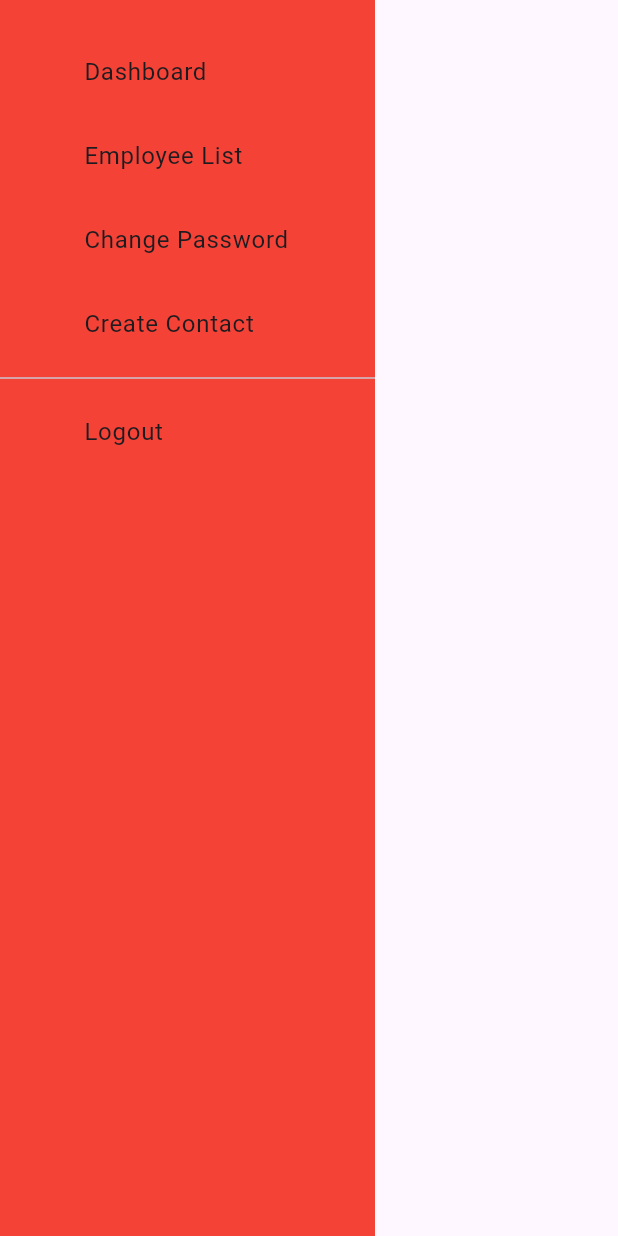
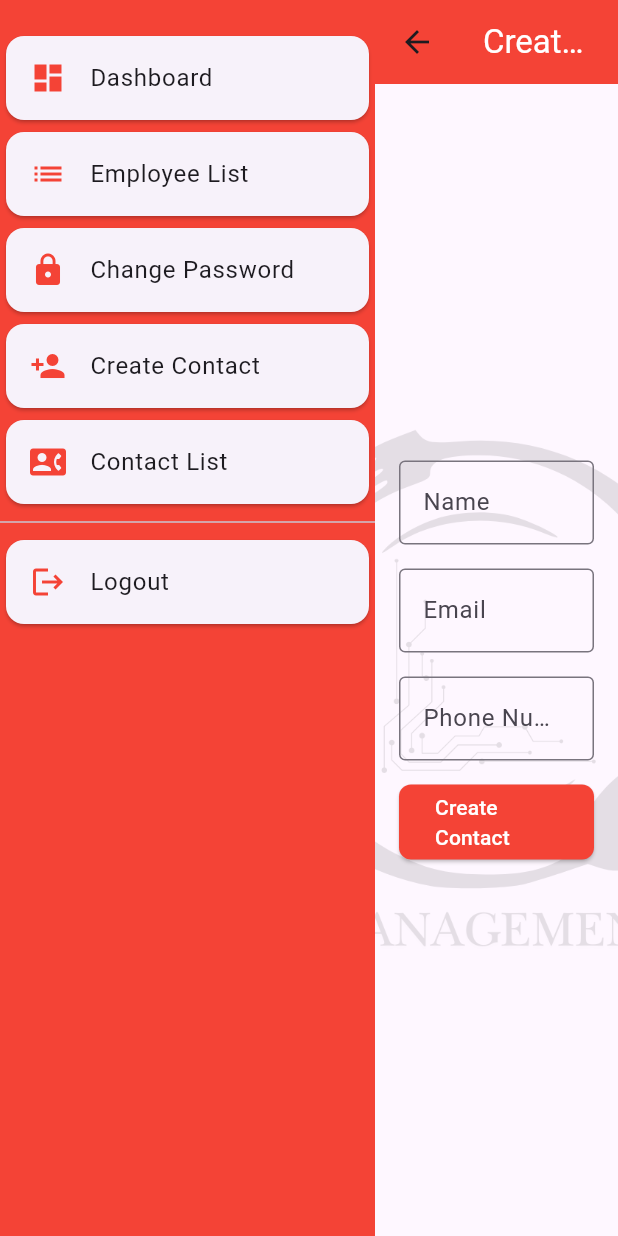
Before and after one commit to rojanparajuli/Restaurant-management-system, a Flutter app: the SideMenu screen opened directly, after a tap on "Create Contact", on a phone screen of 412 x 824 dp. Run offline on Flutter 3.47's test engine with Material 3 defaults, Android fonts, the phone set to English and light mode, and no system bars; our stand-ins replace flutter_bloc, image_picker, shared_preferences; accounts and stored records are empty; network calls fail.

Commit message:
contact creeate and get sucess

```diff
--- a/lib/api/api.dart
+++ b/lib/api/api.dart
@@ -2,7 +2,7 @@ class Api {
   // static const String baseUrl = 'http://127.0.0.1:8000/';
   // static const String mediaUrl = 'http://127.0.0.1:8000';
     static const String baseUrl = 'http://192.168.0.111:8002/';
-      static const String mediaUrl = 'http://192.168.0.111:8002';
+      static const String mediaUrl = 'http://192.168.0.111:8002/';
 
 
 }
--- a/lib/bloc/contact/contact_create_bloc.dart
+++ b/lib/bloc/contact/create/contact_create_bloc.dart
@@ -1,6 +1,6 @@
 import 'package:flutter_bloc/flutter_bloc.dart';
-import 'package:resturant/bloc/contact/contact_create_event.dart';
-import 'package:resturant/bloc/contact/contact_create_state.dart';
+import 'package:resturant/bloc/contact/create/contact_create_event.dart';
+import 'package:resturant/bloc/contact/create/contact_create_state.dart';
 import 'package:resturant/service/contact/create_contact_service.dart';
 
 
--- /dev/null
+++ b/lib/bloc/contact/list/contact_list_bloc.dart
@@ -0,0 +1,34 @@
+import 'package:flutter_bloc/flutter_bloc.dart';
+import 'package:resturant/bloc/contact/list/contact_list_event.dart';
+import 'package:resturant/bloc/contact/list/contact_list_state.dart';
+import 'package:resturant/models/contact/contact_list_model.dart';
+
+import 'package:resturant/service/contact/contact_list_service.dart';
+
+class ContactListBloc extends Bloc<ContactListEvent, ContactListState> {
+  final ContactListService contactListService;
+
+  List<ContactListModel> _allContacts = [];
+
+  ContactListBloc(this.contactListService) : super(ContactListInitial()) {
+    on<ContactListLoad>((event, emit) async {
+      emit(ContactListLoading());
+      try {
+        final response = await contactListService.getContactList();
+        _allContacts = response;
+        emit(ContactListSuccess(response));
+      } catch (error) {
+        emit(ContactListFailure(error.toString()));
+      }
+    });
+
+    on<ContactListSearch>((event, emit) {
+      final filteredContacts = _allContacts
+          .where((contact) =>
+              contact.name?.toLowerCase().contains(event.query.toLowerCase()) ??
+              false)
+          .toList();
+      emit(ContactSearchSuccess(filteredContacts));
+    });
+  }
+}
--- /dev/null
+++ b/lib/bloc/contact/list/contact_list_event.dart
@@ -0,0 +1,15 @@
+
+abstract class ContactListEvent {
+  List<Object?> get props => [];
+}
+
+class ContactListLoad extends ContactListEvent {}
+
+class ContactListSearch extends ContactListEvent {
+  final String query;
+
+  ContactListSearch(this.query);
+
+  @override
+  List<Object?> get props => [query];
+}
--- /dev/null
+++ b/lib/bloc/contact/list/contact_list_state.dart
@@ -0,0 +1,36 @@
+import 'package:resturant/models/contact/contact_list_model.dart';
+
+abstract class ContactListState  {
+  List<Object?> get props => [];
+}
+
+class ContactListInitial extends ContactListState {}
+
+class ContactListLoading extends ContactListState {}
+
+class ContactListSuccess extends ContactListState {
+  final List<ContactListModel> contactList;
+
+  ContactListSuccess(this.contactList);
+
+  @override
+  List<Object?> get props => [contactList];
+}
+
+class ContactListFailure extends ContactListState {
+  final String error;
+
+  ContactListFailure(this.error);
+
+  @override
+  List<Object?> get props => [error];
+}
+
+class ContactSearchSuccess extends ContactListState {
+  final List<ContactListModel> filteredContacts;
+
+  ContactSearchSuccess(this.filteredContacts);
+
+  @override
+  List<Object?> get props => [filteredContacts];
+}
--- a/lib/components/side_menu.dart
+++ b/lib/components/side_menu.dart
@@ -1,16 +1,14 @@
 import 'package:flutter/material.dart';
 import 'package:flutter_bloc/flutter_bloc.dart';
 import 'package:resturant/bloc/auth/auth_bloc.dart';
-import 'package:resturant/bloc/auth/auth_state.dart';
 import 'package:resturant/bloc/side_menu/side_menu_bloc.dart';
+import 'package:resturant/components/colors.dart';
 import 'package:resturant/screen/auth/change_password_view.dart';
+import 'package:resturant/screen/auth/login_view.dart';
 import 'package:resturant/screen/contact/contact_create_screen.dart';
+import 'package:resturant/screen/contact/contact_list_view.dart';
 import 'package:resturant/screen/dashboard/dashboard_view.dart';
-import 'package:resturant/screen/auth/login_view.dart';
 import 'package:resturant/screen/employee/users_list_view.dart';
-import 'package:resturant/components/colors.dart';
-import 'package:resturant/screen/add_user_view.dart';
-
 
 class SideMenu extends StatelessWidget {
   const SideMenu({super.key});
@@ -18,19 +16,7 @@ class SideMenu extends StatelessWidget {
   @override
   Widget build(BuildContext context) {
     return Scaffold(
-      body: BlocListener(
-        bloc: context.read<AuthBloc>(),
-        listener: (context, state) {
-          if (state is AuthError) {
-            ScaffoldMessenger.of(context).showSnackBar(
-              SnackBar(
-                content: Text(state.message),
-                backgroundColor: Colors.red,
-              ),
-            );
-          }
-        },
-        child: Row(
+      body: Row(
         children: [
           Container(
             width: 250,
@@ -39,45 +25,70 @@ class SideMenu extends StatelessWidget {
               crossAxisAlignment: CrossAxisAlignment.start,
               children: [
                 const SizedBox(height: 20),
-                  ListTile(
+                Card(
+                  child: ListTile(
                     leading: const Icon(Icons.dashboard, color: Colors.red),
                     title: const Text('Dashboard'),
                     onTap: () {
                       context.read<SideMenuCubit>().selectMenuItem(0);
                     },
                   ),
-                  ListTile(
+                ),
+                Card(
+                  child: ListTile(
                     leading: const Icon(Icons.list, color: Colors.red),
                     title: const Text('Employee List'),
                     onTap: () {
                       context.read<SideMenuCubit>().selectMenuItem(1);
                     },
                   ),
-                  ListTile(
+                ),
+                Card(
+                  child: ListTile(
                     leading: const Icon(Icons.lock, color: Colors.red),
                     title: const Text('Change Password'),
                     onTap: () {
                       context.read<SideMenuCubit>().selectMenuItem(2);
                     },
                   ),
-                  ListTile(
+                ),
+                Card(
+                  child: ListTile(
                     leading: const Icon(Icons.person_add, color: Colors.red),
                     title: const Text('Create Contact'),
                     onTap: () {
                       context.read<SideMenuCubit>().selectMenuItem(3);
                     },
                   ),
+                ),
+                Card(
+                  child: ListTile(
+                    leading: const Icon(Icons.contact_phone_rounded, color: Colors.red),
+                    title: const Text('Contact List'),
+                    onTap: () {
+                      context.read<SideMenuCubit>().selectMenuItem(4);
+                    },
+                  ),
+                ),
                 const Divider(),
-                  ListTile(
+                Card(
+                  child: ListTile(
                     leading: const Icon(Icons.logout, color: Colors.red),
                     title: const Text('Logout'),
                     onTap: () {
                       context.read<AuthBloc>().logout();
-                      Navigator.push(context, MaterialPageRoute(builder: (context) => const LoginScreen()));
-
-
-
-
+                      Navigator.pushReplacement(
+                        context,
+                        MaterialPageRoute(
+                          builder: (context) => const LoginScreen(),
+                        ),
+                      );
+                    },
+                  ),
+                ),
+              ],
+            ),
+          ),
           Expanded(
             child: BlocBuilder<SideMenuCubit, int>(
               builder: (context, selectedIndex) {
@@ -86,21 +97,16 @@ class SideMenu extends StatelessWidget {
                   const UserListScreen(),
                   ChangePasswordScreen(),
                   CreateContactScreen(),
-                    AddUserView(),
+                  ContactListView(),
                 ];
 
+                print("Selected Index: $selectedIndex"); // Debugging
                 return pages[selectedIndex];
               },
             ),
-            );
-                    },
-                  ),
-          ]
-        ),
           ),
         ],
-        )
-      )
+      ),
     );
   }
 }
--- /dev/null
+++ b/lib/models/contact/contact_list_model.dart
@@ -0,0 +1,37 @@
+import 'dart:convert';
+
+List<ContactListModel> contactListModelFromJson(String str) =>
+    List<ContactListModel>.from(
+        json.decode(str).map((x) => ContactListModel.fromJson(x)));
+
+String contactListModelToJson(List<ContactListModel> data) =>
+    json.encode(List<dynamic>.from(data.map((x) => x.toJson())));
+
+class ContactListModel {
+  int? id;
+  String? name;
+  String? email;
+  String? phone;
+
+  ContactListModel({
+    this.id,
+    this.name,
+    this.email,
+    this.phone,
+  });
+
+  factory ContactListModel.fromJson(Map<String, dynamic> json) =>
+      ContactListModel(
+        id: json["id"],
+        name: json["name"],
+        email: json["email"],
+        phone: json["phone"],
+      );
+
+  Map<String, dynamic> toJson() => {
+        "id": id,
+        "name": name,
+        "email": email,
+        "phone": phone,
+      };
+}
--- a/lib/myapp.dart
+++ b/lib/myapp.dart
@@ -2,7 +2,8 @@ import 'package:flutter/material.dart';
 import 'package:flutter_bloc/flutter_bloc.dart';
 import 'package:resturant/bloc/auth/auth_bloc.dart';
 import 'package:resturant/bloc/auth/change_password/change_password_bloc.dart';
-import 'package:resturant/bloc/contact/contact_create_bloc.dart';
+import 'package:resturant/bloc/contact/create/contact_create_bloc.dart';
+import 'package:resturant/bloc/contact/list/contact_list_bloc.dart';
 import 'package:resturant/bloc/side_menu/side_menu_bloc.dart';
 import 'package:resturant/bloc/employee/choose_image/image_choose_cubit.dart';
 import 'package:resturant/bloc/employee/edit/users_edit_bloc.dart';
@@ -11,6 +12,7 @@ import 'package:resturant/bloc/employee/list/users_event.dart';
 import 'package:resturant/screen/auth/login_view.dart';
 import 'package:resturant/service/auth/auth_repository.dart';
 import 'package:resturant/service/auth/change_password_service.dart';
+import 'package:resturant/service/contact/contact_list_service.dart';
 import 'package:resturant/service/contact/create_contact_service.dart';
 import 'package:resturant/service/employee/users_list_service.dart';
 import 'package:resturant/components/side_menu.dart';
@@ -40,7 +42,8 @@ class MyApp extends StatelessWidget {
         BlocProvider(
         create: (context) => ImageChooseCubit()),
         BlocProvider(
-        create: (context) => ContactBloc(ContactService()))
+        create: (context) => ContactBloc(ContactService())),
+        BlocProvider(create: (context)=> ContactListBloc(ContactListService()))
       ],
       child: MaterialApp(
         debugShowCheckedModeBanner: false,
--- a/lib/screen/contact/contact_create_screen.dart
+++ b/lib/screen/contact/contact_create_screen.dart
@@ -1,9 +1,11 @@
 import 'package:flutter/material.dart';
 import 'package:flutter_bloc/flutter_bloc.dart';
-import 'package:resturant/bloc/contact/contact_create_bloc.dart';
-import 'package:resturant/bloc/contact/contact_create_event.dart';
-import 'package:resturant/bloc/contact/contact_create_state.dart';
+import 'package:resturant/bloc/contact/create/contact_create_bloc.dart';
+import 'package:resturant/bloc/contact/create/contact_create_event.dart';
+import 'package:resturant/bloc/contact/create/contact_create_state.dart';
+import 'package:resturant/components/colors.dart';
 import 'package:resturant/models/contact/create_contact_model.dart';
+import 'package:resturant/utilities/textfield_widget.dart';
 
 class CreateContactScreen extends StatelessWidget {
   final _formKey = GlobalKey<FormState>();
@@ -16,16 +18,25 @@ class CreateContactScreen extends StatelessWidget {
   @override
   Widget build(BuildContext context) {
     return Scaffold(
-      appBar: AppBar(title: Text('Create Contact')),
+      appBar: AppBar(title: Text('Create Contact', style: TextStyle(color: Colors.white),),
+      centerTitle: true,
+      backgroundColor: AppColor.primaryColor,
+      ),
       body: BlocConsumer<ContactBloc, ContactState>(
         listener: (context, state) {
           if (state is ContactSuccess) {
             ScaffoldMessenger.of(context).showSnackBar(
-              SnackBar(content: Text('Contact created successfully!')),
+              SnackBar(
+                content: Text('Contact created successfully!'),
+                backgroundColor: Colors.green,
+              ),
             );
           } else if (state is ContactFailure) {
             ScaffoldMessenger.of(context).showSnackBar(
-              SnackBar(content: Text('Failed: ${state.error}')),
+              SnackBar(
+                content: Text('Failed: ${state.error}'),
+                backgroundColor: Colors.red,
+              ),
             );
           }
         },
@@ -34,32 +45,51 @@ class CreateContactScreen extends StatelessWidget {
             return Center(child: CircularProgressIndicator());
           }
 
-          return Padding(
+          return Stack(
+            children: [
+                   Opacity(
+            opacity: 0.1,
+            child: Image.asset(
+              'assets/icons/Business.png',
+              width: double.infinity,
+              height: double.infinity,
+              fit: BoxFit.cover,
+            ),
+          ),
+              Column(
+                mainAxisAlignment: MainAxisAlignment.center,
+                crossAxisAlignment: CrossAxisAlignment.center,
+                children: [
+                  Padding(
                     padding: const EdgeInsets.all(16.0),
+                    child: Center(
                       child: Form(
                         key: _formKey,
                         child: Column(
                           children: [
-                  TextFormField(
+                            CustomTextField(
+                              labelText: "Name",
                               controller: _nameController,
-                    decoration: InputDecoration(labelText: 'Name'),
-                    validator: (value) =>
-                        value!.isEmpty ? 'Enter a valid name' : null,
                             ),
-                  TextFormField(
-                    controller: _emailController,
-                    decoration: InputDecoration(labelText: 'Email'),
-                    validator: (value) =>
-                        value!.isEmpty ? 'Enter a valid email' : null,
+                            SizedBox(
+                              height: 16,
                             ),
-                  TextFormField(
-                    controller: _phoneController,
-                    decoration: InputDecoration(labelText: 'Phone'),
-                    validator: (value) =>
-                        value!.isEmpty ? 'Enter a valid phone' : null,
+                            CustomTextField(
+                                labelText: "Email", controller: _emailController),
+                            SizedBox(
+                              height: 16,
                             ),
+                            CustomTextField(
+                                labelText: "Phone Number", controller: _phoneController),
                             SizedBox(height: 16),
-                  ElevatedButton(
+                            SizedBox(
+                              height: 50,
+                              width: 500,
+                              child: ElevatedButton(
+                                style: ElevatedButton.styleFrom(
+                                  backgroundColor: AppColor.primaryColor,
+                                  shape: RoundedRectangleBorder(borderRadius: BorderRadius.circular(8.0))
+                                ),
                                 onPressed: () {
                                   if (_formKey.currentState!.validate()) {
                                     final contact = CreateContactModel(
@@ -68,13 +98,22 @@ class CreateContactScreen extends StatelessWidget {
                                       phone: _phoneController.text,
                                     );
                                     context.read<ContactBloc>().add(CreateContact(contact));
+                                    _nameController.clear();
+                                    _emailController.clear();
+                                    _phoneController.clear();
                                   }
                                 },
-                    child: Text('Create Contact'),
+                                child: Text('Create Contact',style: TextStyle(color: Colors.white),),
+                              ),
                             ),
                           ],
                         ),
                       ),
+                    ),
+                  ),
+                ],
+              ),
+            ],
           );
         },
       ),
--- a/lib/screen/dashboard/dashboard_view.dart
+++ b/lib/screen/dashboard/dashboard_view.dart
@@ -1,5 +1,4 @@
 import 'package:flutter/material.dart';
-// import 'package:resturant/utilities/side_menu.dart';
 
 class DashBoard extends StatelessWidget {
   const DashBoard({super.key});
@@ -9,7 +8,6 @@ class DashBoard extends StatelessWidget {
     return Scaffold(
       body: Row(
         children: const [
-          // SideMenu(),
           Expanded(
             child: Center(
               child: Text(
--- /dev/null
+++ b/lib/service/contact/contact_list_service.dart
@@ -0,0 +1,27 @@
+import 'dart:convert';
+
+import 'package:resturant/api/api.dart';
+import 'package:resturant/models/contact/contact_list_model.dart';
+import 'package:http/http.dart' as http;
+
+class ContactListService {
+  final String baseUrl = Api.baseUrl;
+
+Future<List<ContactListModel>> getContactList() async {
+  try {
+    final response = await http.get(Uri.parse('${baseUrl}contact/list'));
+    print('Status Code: ${response.statusCode}');
+    print('Response Body: ${response.body}');
+    if (response.statusCode == 200) {
+      final List<dynamic> data = json.decode(response.body);
+      return data.map((json) => ContactListModel.fromJson(json)).toList();
+    } else {
+      print('Error: Failed to load contacts with status code ${response.statusCode}');
+      throw Exception('Failed to load contacts');
+    }
+  } catch (e) {
+    print('Exception: $e');
+    rethrow;
+  }
+}
+}
--- a/lib/service/contact/create_contact_service.dart
+++ b/lib/service/contact/create_contact_service.dart
@@ -6,15 +6,15 @@ import 'package:resturant/models/contact/create_contact_model.dart';
 class ContactService {
   final String baseUrl = Api.baseUrl;
 
-
   Future<CreateContactResponseModel> createContact(
       CreateContactModel contact) async {
     final response = await http.post(
-      Uri.parse('${baseUrl}contact/create'),
+      Uri.parse('${baseUrl}contact/create/'),
       headers: {"Content-Type": "application/json"},
       body: jsonEncode(contact.toJson()),
     );
-
+    print(response.body);
+    print(response.statusCode);
     if (response.statusCode == 201) {
       return CreateContactResponseModel.fromJson(jsonDecode(response.body));
     } else {
```
Also changed, not shown: lib/screen/contact/contact_list_view.dart (added, +119 -0 lines), lib/service/employee/create_user_service.dart (added, +24 -0 lines), lib/bloc/contact/create/contact_create_event.dart (renamed from lib/bloc/contact/contact_create_event.dart), lib/bloc/contact/create/contact_create_state.dart (renamed from lib/bloc/contact/contact_create_state.dart). Lines whose indentation alone changed are shown as unchanged.
